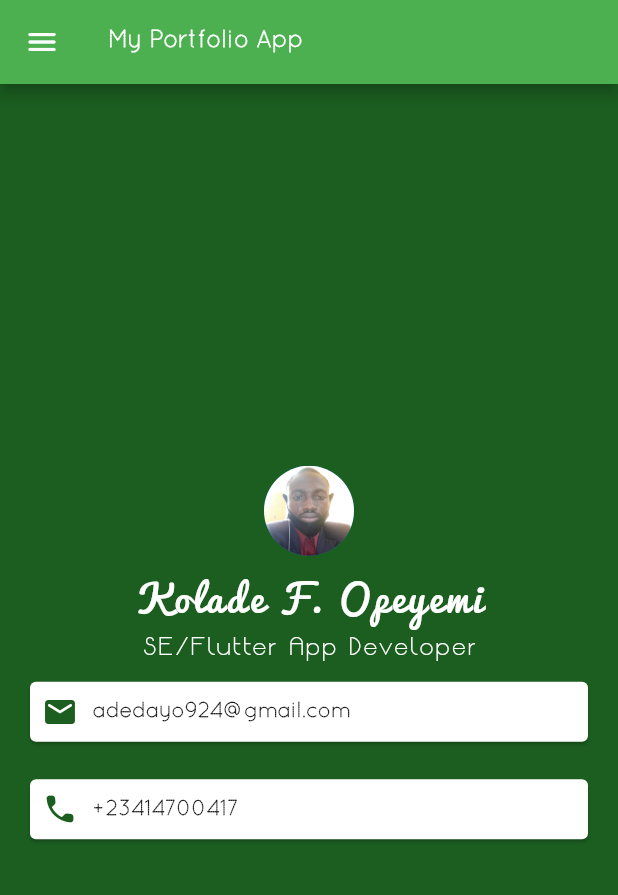
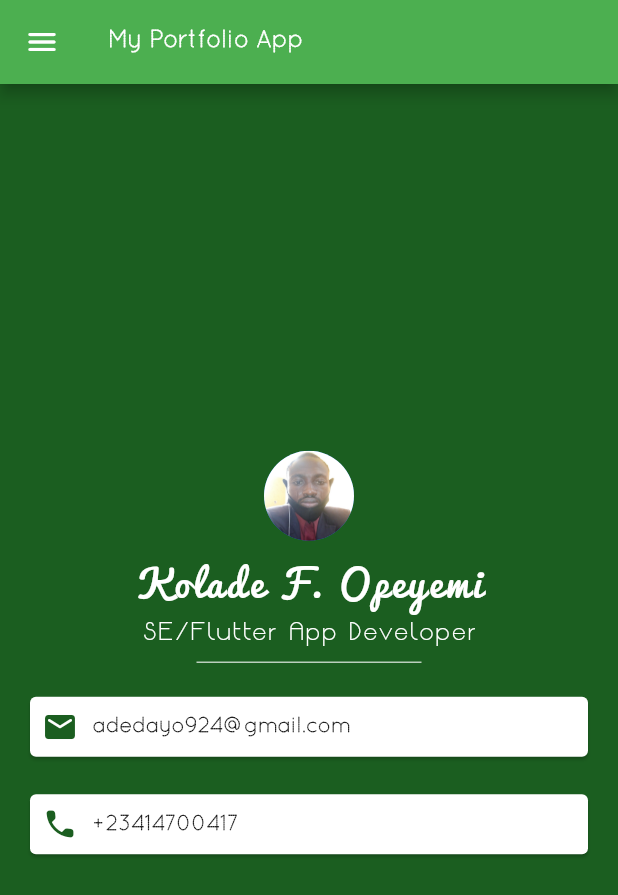
Before and after one commit to adedayo924/testing, a Flutter app: the screen it shows after launch, on a phone screen of 412 x 824 dp. Shown: the top 895 px of the screen. Run offline on Flutter 3.47's test engine with Material 2 defaults, Android fonts, the phone set to English and light mode, and no system bars.

Commit message:
added divider

```diff
--- a/lib/main.dart
+++ b/lib/main.dart
@@ -56,6 +56,14 @@ class MyTestApp extends StatelessWidget {
                         color: Colors.white,
                         fontSize: 12,
                         letterSpacing: 2),
+                  ),
+                  const SizedBox(
+                    width: 150,
+                    child: Divider(
+                      height: 20,
+                      color: Colors.white70,
+                      thickness: 1,
+                    ),
                   ),
                   const SizedBox(
                     height: 3,
```
